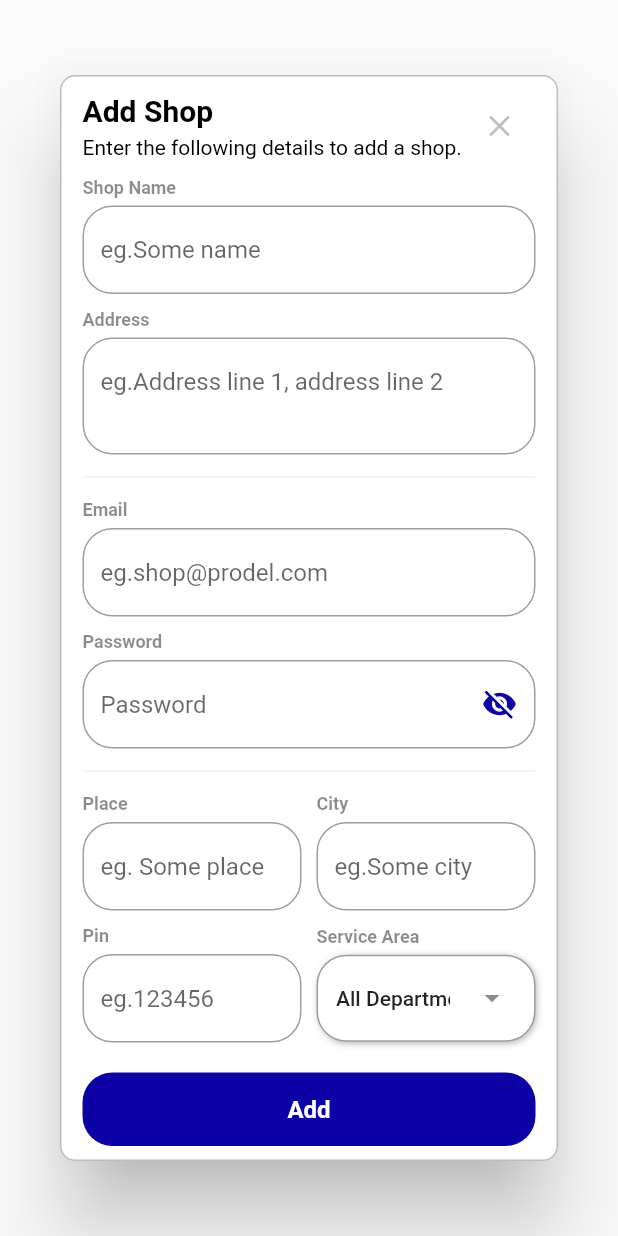
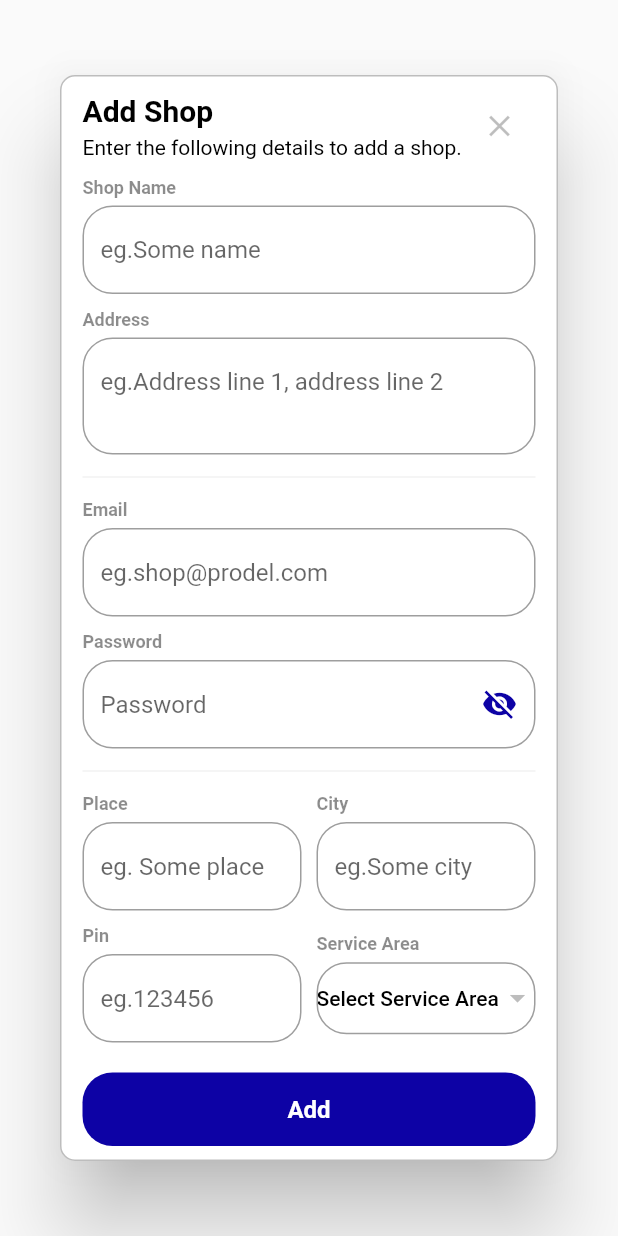
Before and after one commit to A6JUN/PRODEL_admin, a Flutter app: the AddEditShopDialog widget shown alone on an empty page, opened directly, on a phone screen of 412 x 824 dp. Run offline on Flutter 3.47's test engine with Material 2 defaults, Android fonts, the light colour scheme and no system bars; our stand-ins replace bloc, data_table_2, flutter_bloc, google_fonts, logger, supabase_flutter; accounts and stored records are empty.

Commit message:
shop crud, searvice area crd bloc integration completed

```diff
--- a/lib/blocs/service_area/service_area_bloc.dart
+++ b/lib/blocs/service_area/service_area_bloc.dart
@@ -9,7 +9,7 @@ part 'service_area_state.dart';
 class ServiceAreaBloc extends Bloc<ServiceAreaEvent, ServiceAreaState> {
   ServiceAreaBloc() : super(ServiceAreaInitialState()) {
     on<ServiceAreaEvent>((event, emit) async {
-      emit(ServiceAreaLoadinState());
+      emit(ServiceAreaLoadingState());
       SupabaseClient supabaseClient = Supabase.instance.client;
       SupabaseQueryBuilder queryTable = supabaseClient.from('service_areas');
       try {
--- a/lib/blocs/service_area/service_area_state.dart
+++ b/lib/blocs/service_area/service_area_state.dart
@@ -5,7 +5,7 @@ abstract class ServiceAreaState {}
 
 class ServiceAreaInitialState extends ServiceAreaState {}
 
-class ServiceAreaLoadinState extends ServiceAreaState {}
+class ServiceAreaLoadingState extends ServiceAreaState {}
 
 class ServiceAreaSuccessState extends ServiceAreaState {
   final List<Map<String, dynamic>> serviceAreas;
--- a/lib/blocs/shop/shop_bloc.dart
+++ b/lib/blocs/shop/shop_bloc.dart
@@ -13,7 +13,9 @@ class ShopBloc extends Bloc<ShopEvent, ShopState> {
       emit(ShopLoadingState());
       SupabaseClient supabaseClient = Supabase.instance.client;
       SupabaseQueryBuilder queryTable = supabaseClient.from('shops');
-
+      SupabaseQueryBuilder subQueryTable = supabaseClient.from('service_areas');
+      List<Map<String, dynamic>> shopWithServiceAreaList = [];
+      Map<String, dynamic> shopWithAreaMap = {};
       try {
         if (event is GetAllShopEvent) {
           List<dynamic> temp = event.query != null
@@ -39,7 +41,19 @@ class ShopBloc extends Bloc<ShopEvent, ShopState> {
             return element;
           }).toList();
 
-          emit(ShopSuccessState(shops: shops));
+          for (Map<String, dynamic> shop in shops) {
+            Map<String, dynamic> area = await subQueryTable
+                .select()
+                .eq('id', shop['service_area_id'])
+                .single();
+            shopWithAreaMap = {'shop': shop, 'area': area};
+
+            shopWithServiceAreaList.add(shopWithAreaMap);
+          }
+
+          emit(ShopSuccessState(
+            shops: shopWithServiceAreaList,
+          ));
         } else if (event is AddShopEvent) {
           UserResponse userDetails = await supabaseClient.auth.admin.createUser(
             AdminUserAttributes(
--- a/lib/ui/screens/complaints_screen.dart
+++ b/lib/ui/screens/complaints_screen.dart
@@ -16,6 +16,9 @@ class _ComplaintsScreenState extends State<ComplaintsScreen> {
         child: Column(
           crossAxisAlignment: CrossAxisAlignment.start,
           children: [
+            const SizedBox(
+              height: 30,
+            ),
             Text(
               'Complaints',
               style: Theme.of(context).textTheme.headlineMedium!.copyWith(
--- a/lib/ui/screens/dashboard_screen.dart
+++ b/lib/ui/screens/dashboard_screen.dart
@@ -16,6 +16,9 @@ class _DashboardScreenState extends State<DashboardScreen> {
         child: Column(
           crossAxisAlignment: CrossAxisAlignment.start,
           children: [
+            const SizedBox(
+              height: 30,
+            ),
             Row(
               children: [
                 Text(
@@ -87,6 +90,9 @@ class DashboardWidget extends StatelessWidget {
             crossAxisAlignment: CrossAxisAlignment.start,
             mainAxisSize: MainAxisSize.min,
             children: [
+              const SizedBox(
+                height: 40,
+              ),
               Row(
                 children: [
                   Icon(
--- a/lib/ui/screens/delivery_screen.dart
+++ b/lib/ui/screens/delivery_screen.dart
@@ -24,6 +24,9 @@ class _DeliveryScreenState extends State<DeliveryScreen> {
         child: Column(
           crossAxisAlignment: CrossAxisAlignment.start,
           children: [
+            const SizedBox(
+              height: 30,
+            ),
             Row(
               mainAxisAlignment: MainAxisAlignment.spaceBetween,
               children: [
--- a/lib/ui/screens/product_categories.dart
+++ b/lib/ui/screens/product_categories.dart
@@ -21,6 +21,9 @@ class _ProductCategoriesScreenState extends State<ProductCategoriesScreen> {
         child: Column(
           crossAxisAlignment: CrossAxisAlignment.start,
           children: [
+            const SizedBox(
+              height: 30,
+            ),
             Row(
               mainAxisAlignment: MainAxisAlignment.spaceBetween,
               children: [
--- a/lib/ui/screens/product_screen.dart
+++ b/lib/ui/screens/product_screen.dart
@@ -19,6 +19,9 @@ class _ProductsScreenState extends State<ProductsScreen> {
         child: Column(
           crossAxisAlignment: CrossAxisAlignment.start,
           children: [
+            const SizedBox(
+              height: 30,
+            ),
             Text(
               'Products',
               style: Theme.of(context).textTheme.headlineMedium!.copyWith(
--- a/lib/ui/screens/suggestion_screen.dart
+++ b/lib/ui/screens/suggestion_screen.dart
@@ -16,6 +16,9 @@ class _SuggestionScreenState extends State<SuggestionScreen> {
         child: Column(
           crossAxisAlignment: CrossAxisAlignment.start,
           children: [
+            const SizedBox(
+              height: 30,
+            ),
             Text(
               'Suggestions',
               style: Theme.of(context).textTheme.headlineMedium!.copyWith(
--- a/lib/ui/widgets/service_area_selector.dart
+++ b/lib/ui/widgets/service_area_selector.dart
@@ -8,11 +8,11 @@ import 'custom_alert_dialog.dart';
 
 class ServiceAreaSelector extends StatefulWidget {
   final Function(int) onSelect;
-  final int selectedDepartment;
+  final int? selectedServiceArea;
   const ServiceAreaSelector({
     super.key,
     required this.onSelect,
-    this.selectedDepartment = 0,
+    this.selectedServiceArea,
   });
 
   @override
@@ -21,7 +21,7 @@ class ServiceAreaSelector extends StatefulWidget {
 
 class _ServiceAreaSelectorState extends State<ServiceAreaSelector> {
   final ServiceAreaBloc serviceAreaBloc = ServiceAreaBloc();
-
+  int? selectedId;
   @override
   void initState() {
     serviceAreaBloc.add(GetAllServiceAreaEvent());
@@ -30,8 +30,7 @@ class _ServiceAreaSelectorState extends State<ServiceAreaSelector> {
 
   @override
   Widget build(BuildContext context) {
-    return CustomCard(
-      child: BlocProvider<ServiceAreaBloc>.value(
+    return BlocProvider<ServiceAreaBloc>.value(
       value: serviceAreaBloc,
       child: BlocConsumer<ServiceAreaBloc, ServiceAreaState>(
         listener: (context, state) {
@@ -52,31 +51,43 @@ class _ServiceAreaSelectorState extends State<ServiceAreaSelector> {
         },
         builder: (context, state) {
           if (state is ServiceAreaSuccessState) {
-              return DropdownMenu(
-                hintText: 'All Departments',
-                initialSelection: widget.selectedDepartment,
-                onSelected: (value) {
-                  widget.onSelect(value);
-                },
-                inputDecorationTheme: InputDecorationTheme(
-                  border: OutlineInputBorder(
-                    borderRadius: BorderRadius.circular(10),
-                    borderSide: BorderSide.none,
+            return Material(
+              color: Colors.white,
+              shape: RoundedRectangleBorder(
+                borderRadius: BorderRadius.circular(20),
+                side: const BorderSide(
+                  color: Colors.grey,
                 ),
               ),
-                dropdownMenuEntries: [
-                  const DropdownMenuEntry(
-                    value: 0,
-                    label: 'All Departments',
-                  ),
-                  ...List<DropdownMenuEntry>.generate(
-                    state.serviceAreas.length,
-                    (index) => DropdownMenuEntry(
-                      value: state.serviceAreas[index]['id'],
-                      label: state.serviceAreas[index]['name'],
+              child: DropdownButton(
+                borderRadius: BorderRadius.circular(20),
+                isExpanded: true,
+                underline: const SizedBox(),
+                hint: Text(
+                  'Select Service Area',
+                  style: Theme.of(context).textTheme.labelLarge!.copyWith(
+                        color: Colors.black,
                       ),
                 ),
-                ],
+                value: selectedId ?? widget.selectedServiceArea,
+                onChanged: (value) {
+                  widget.onSelect(value);
+                  selectedId = value;
+                  setState(() {});
+                },
+                items: List<DropdownMenuItem>.generate(
+                  state.serviceAreas.length,
+                  (index) => DropdownMenuItem(
+                    value: state.serviceAreas[index]['id'],
+                    child: Text(
+                      state.serviceAreas[index]['name'],
+                      style: Theme.of(context).textTheme.labelLarge!.copyWith(
+                            color: Colors.black,
+                          ),
+                    ),
+                  ),
+                ),
+              ),
             );
           } else if (state is ServiceAreaFailureState) {
             return const SizedBox();
@@ -89,7 +100,6 @@ class _ServiceAreaSelectorState extends State<ServiceAreaSelector> {
           }
         },
       ),
-      ),
     );
   }
 }
--- a/lib/ui/widgets/shops/add_edit_shop_dialog.dart
+++ b/lib/ui/widgets/shops/add_edit_shop_dialog.dart
@@ -34,13 +34,13 @@ class _AddEditShopDialogState extends State<AddEditShopDialog> {
   @override
   void initState() {
     if (widget.shopDetails != null) {
-      _nameController.text = widget.shopDetails!['name'];
-      _addressController.text = widget.shopDetails!['address_line'];
-      _pinController.text = widget.shopDetails!['pin'];
-      _cityController.text = widget.shopDetails!['city'];
-      _placeController.text = widget.shopDetails!['place'];
-      serviceAreaId = widget.shopDetails!['service_area_id'];
-      _emailController.text = widget.shopDetails!['email'];
+      _nameController.text = widget.shopDetails!['shop']['name'];
+      _addressController.text = widget.shopDetails!['shop']['address_line'];
+      _pinController.text = widget.shopDetails!['shop']['pin'].toString();
+      _cityController.text = widget.shopDetails!['shop']['city'];
+      _placeController.text = widget.shopDetails!['shop']['place'];
+      serviceAreaId = widget.shopDetails!['shop']['service_area_id'];
+      _emailController.text = widget.shopDetails!['shop']['email'];
     }
     super.initState();
   }
@@ -381,6 +381,9 @@ class _AddEditShopDialogState extends State<AddEditShopDialog> {
                           ),
                           const SizedBox(height: 5),
                           ServiceAreaSelector(
+                            selectedServiceArea: widget.shopDetails != null
+                                ? serviceAreaId
+                                : null,
                             onSelect: (id) {
                               serviceAreaId = id;
                             },
```
Also changed, not shown: lib/ui/screens/customers_screen.dart (+22 -10 lines), lib/ui/screens/home_screen.dart (+14 -4 lines), lib/ui/screens/service_area_scree.dart (deleted, +0 -56 lines), lib/ui/screens/service_area_screen.dart (added, +219 -0 lines), lib/ui/screens/shops_screen.dart (+54 -29 lines), lib/ui/widgets/service_area/add_service_area_dialog.dart (added, +136 -0 lines). Lines whose indentation alone changed are shown as unchanged.
